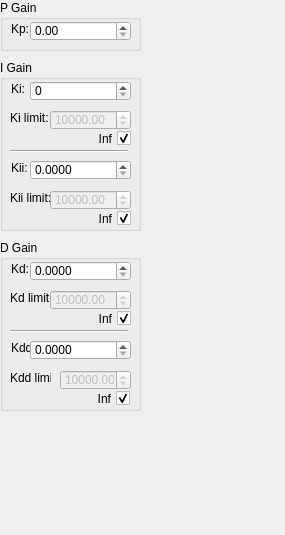
This is l674_lock_ui/widgets/pid_settings.ui in OxfordIonTrapGroup/stabilizer-ui as Qt 5 draws it before an edit. The edited form follows.
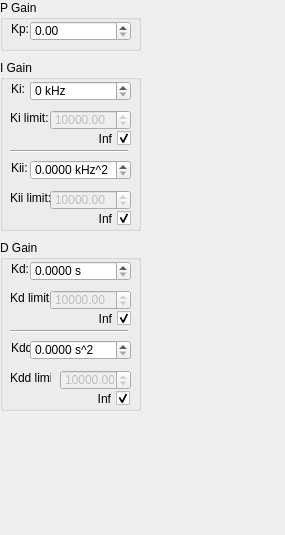
This is the edited form.

The edit to the form file:
```diff
--- a/l674_lock_ui/widgets/pid_settings.ui
+++ b/l674_lock_ui/widgets/pid_settings.ui
@@ -49,11 +49,14 @@
     <property name="keyboardTracking">
      <bool>false</bool>
     </property>
+    <property name="suffix">
+     <string> kHz</string>
+    </property>
     <property name="decimals">
      <number>0</number>
     </property>
     <property name="maximum">
-     <double>100000.000000000000000</double>
+     <double>1000.000000000000000</double>
     </property>
    </widget>
    <widget class="QLabel" name="label_3">
@@ -177,6 +180,9 @@
     <property name="keyboardTracking">
      <bool>false</bool>
     </property>
+    <property name="suffix">
+     <string> kHz^2</string>
+    </property>
     <property name="decimals">
      <number>4</number>
     </property>
@@ -316,6 +322,9 @@
     <property name="keyboardTracking">
      <bool>false</bool>
     </property>
+    <property name="suffix">
+     <string> s</string>
+    </property>
     <property name="decimals">
      <number>4</number>
     </property>
@@ -444,6 +453,9 @@
     <property name="keyboardTracking">
      <bool>false</bool>
     </property>
+    <property name="suffix">
+     <string> s^2</string>
+    </property>
     <property name="decimals">
      <number>4</number>
     </property>
```
